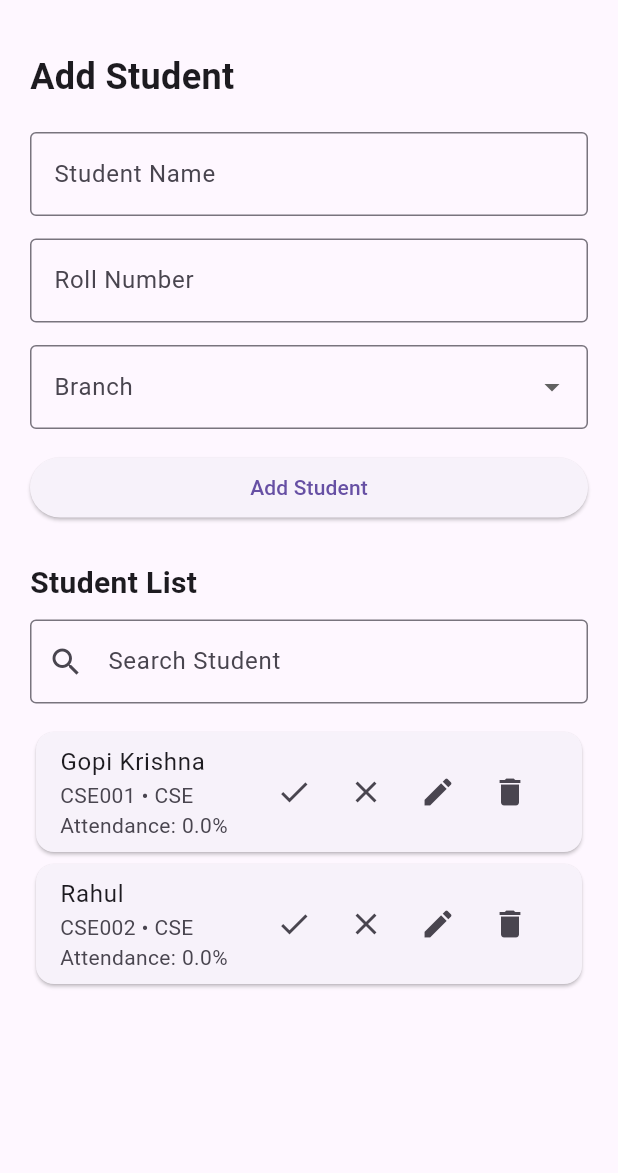
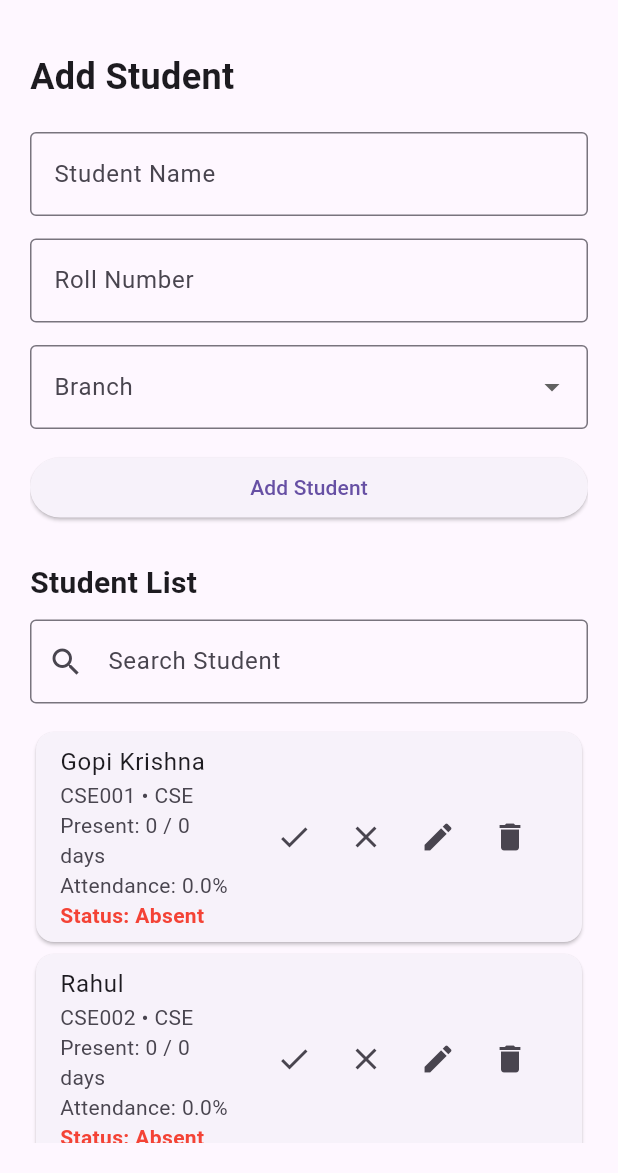
Before and after one commit to GOPIKRISHNA9110/student_attendence_app, a Flutter app: the screen it shows after launch, on a phone screen of 412 x 824 dp, the part 63-1236 px from its top. Run offline on Flutter 3.47's test engine with Material 3 defaults, Android fonts, the phone set to English and light mode, and no system bars.

Commit message:
Improve attendance display

```diff
--- a/lib/main.dart
+++ b/lib/main.dart
@@ -331,9 +331,24 @@ const SizedBox(height: 15),
                 (student) => Card(
                   child: ListTile(
                     title: Text(student.name),
-                   subtitle: Text(
-  '${student.rollNumber} • ${student.branch}\n'
-  'Attendance: ${attendancePercentage(student).toStringAsFixed(1)}%',
+                 subtitle: Column(
+  crossAxisAlignment: CrossAxisAlignment.start,
+  children: [
+    Text('${student.rollNumber} • ${student.branch}'),
+    Text(
+      'Present: ${student.presentDays} / ${student.totalDays} days',
+    ),
+    Text(
+      'Attendance: ${attendancePercentage(student).toStringAsFixed(1)}%',
+    ),
+   Text(
+  student.isPresent ? 'Status: Present' : 'Status: Absent',
+  style: TextStyle(
+    fontWeight: FontWeight.bold,
+    color: student.isPresent ? Colors.green : Colors.red,
+  ),
+),
+  ],
 ),
                   trailing: Row(
   mainAxisSize: MainAxisSize.min,
```
